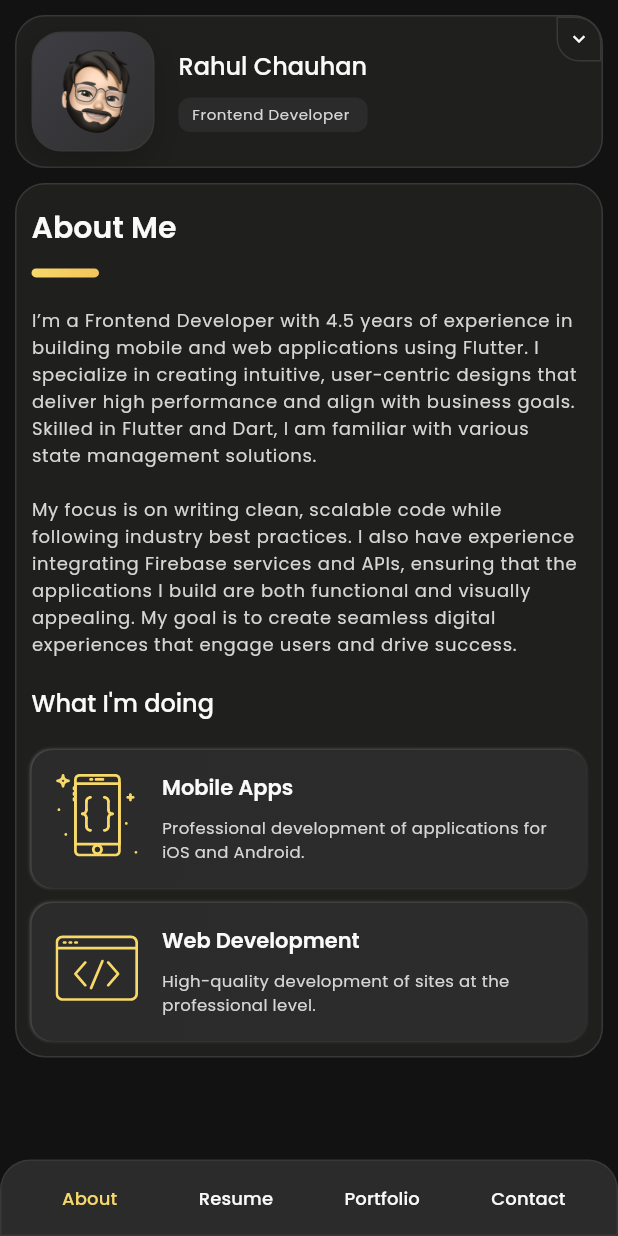
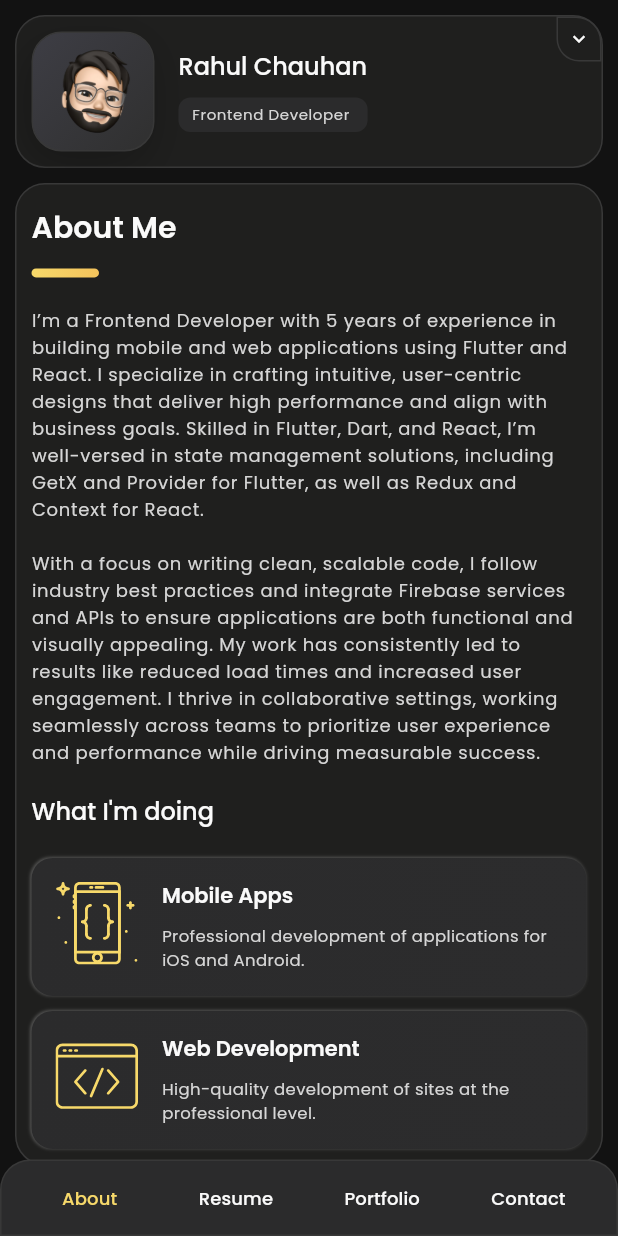
Before and after one commit to mithulram/mithulram-portfolio, a Flutter app: the screen it shows after launch, on a phone screen of 412 x 824 dp. Run offline on Flutter 3.47's test engine with Material 3 defaults, Android fonts, the phone set to English and light mode, and no system bars; our stand-ins replace cloud_firestore, firebase_analytics, firebase_core, flutter_dotenv, flutter_map, flutter_neumorphic_plus and 6 more; missing offline and left inert: emailjs; accounts and stored records are empty; statements that could not run were skipped.

Commit message:
latest changes

```diff
--- a/lib/screens/homepage/portfolio_view.dart
+++ b/lib/screens/homepage/portfolio_view.dart
@@ -64,6 +64,10 @@
       PortfolioCard(
           context,
           portfolioInfo: CommonStrings.darknetDiariesApp
+      ),
+      PortfolioCard(
+          context,
+          portfolioInfo: CommonStrings.neoMartApp
       ),
       PortfolioCard(
           context,
--- a/lib/utils/common_strings.dart
+++ b/lib/utils/common_strings.dart
@@ -5,7 +5,7 @@
     "mobile": "+91 8810529272",
     "address": "Chattarpur, New Delhi - 110074",
   };
-  static const String aboutMe = "I’m a Frontend Developer with 4.5 years of experience in building mobile and web applications using Flutter. I specialize in creating intuitive, user-centric designs that deliver high performance and align with business goals. Skilled in Flutter and Dart, I am familiar with various state management solutions.\n\nMy focus is on writing clean, scalable code while following industry best practices. I also have experience integrating Firebase services and APIs, ensuring that the applications I build are both functional and visually appealing. My goal is to create seamless digital experiences that engage users and drive success.";
+  static const String aboutMe = "I’m a Frontend Developer with 5 years of experience in building mobile and web applications using Flutter and React. I specialize in crafting intuitive, user-centric designs that deliver high performance and align with business goals. Skilled in Flutter, Dart, and React, I’m well-versed in state management solutions, including GetX and Provider for Flutter, as well as Redux and Context for React.\n\nWith a focus on writing clean, scalable code, I follow industry best practices and integrate Firebase services and APIs to ensure applications are both functional and visually appealing. My work has consistently led to results like reduced load times and increased user engagement. I thrive in collaborative settings, working seamlessly across teams to prioritize user experience and performance while driving measurable success.";
   static const educationMap = [
 
     {
@@ -136,4 +136,31 @@
 Technologies: Built using Flutter, with GetX for state management, flutter_map for map integration, EmailJS for the contact form, and Responsive Builder for dynamic UI adaptation.
 '''
   };
+
+  static const Map<String, String> neoMartApp = {
+    'playstoreUrl': "https://apps.apple.com/in/app/neomart/id1519575784",
+    'coverImage': "assets/images/project-cover.png",
+    'title': "NeoMart Consumer App",
+    'iconUrl': "",
+    'type': "Mobile Application",
+    'about': '''
+NeoMart Consumer App is a cutting-edge eCommerce platform designed to connect users with their favorite local markets and stores. This innovative app simplifies shopping for groceries, vegetables, fruits, medicines, and more—all from the comfort of home. Key features include:
+
+-  **Comprehensive Shopping**: Offers a wide selection of products, allowing users to choose from various local stores and markets in one seamless app.
+
+-  **Real-Time Communication**: Enables users to chat and call local shopkeepers, providing personalized support and enhancing the shopping experience.
+
+-  **Push Notifications**: Integrated push notifications keep users informed about order updates, special offers, and new arrivals, ensuring they never miss out.
+
+-  **Real-Time Delivery Tracking**: Users can monitor their order status in real time, providing transparency and improving customer satisfaction.
+
+-  **Secure Payment Integration**: Supports multiple payment gateways, allowing users to complete transactions securely and efficiently.
+
+-  **User-Friendly Interface**: Designed for ease of use, the app delivers a smooth and intuitive shopping experience for users of all backgrounds.
+
+-  **Chat Support**: Built-in chat support feature helps users with any queries or issues, ensuring timely assistance.
+
+Technologies: Developed using Flutter for cross-platform functionality, integrated with Firebase for push notifications and chat support, and real-time database features to ensure smooth order tracking and communication. This app is designed to provide a reliable and engaging eCommerce experience.
+'''
+  };
 }
```
